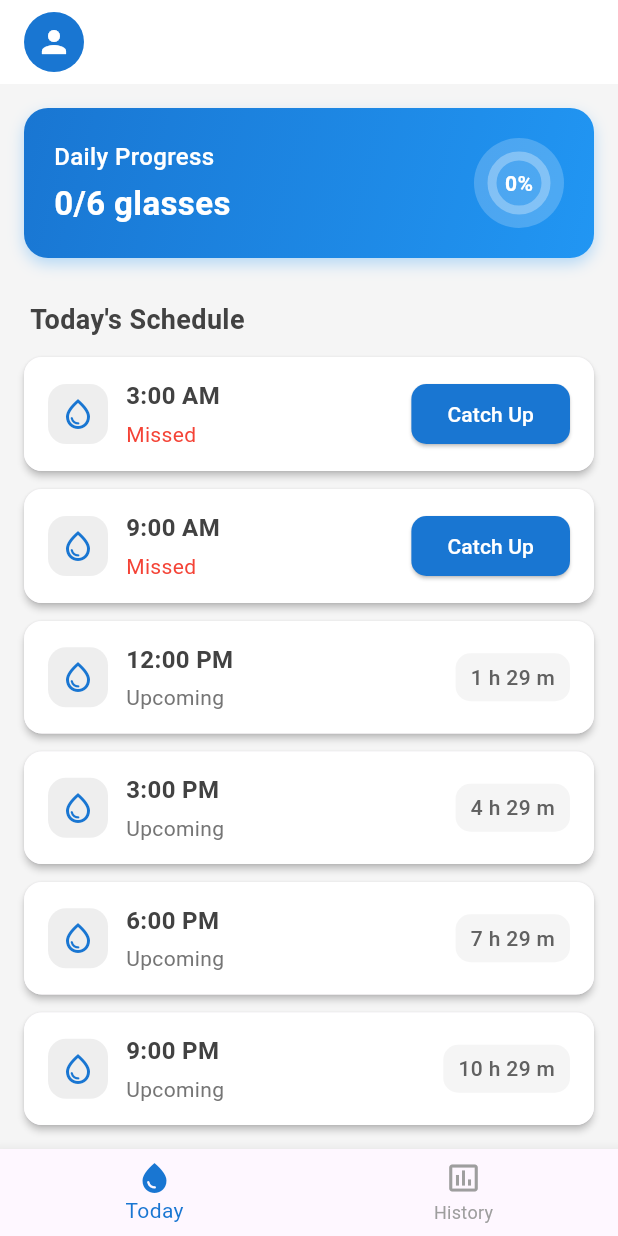
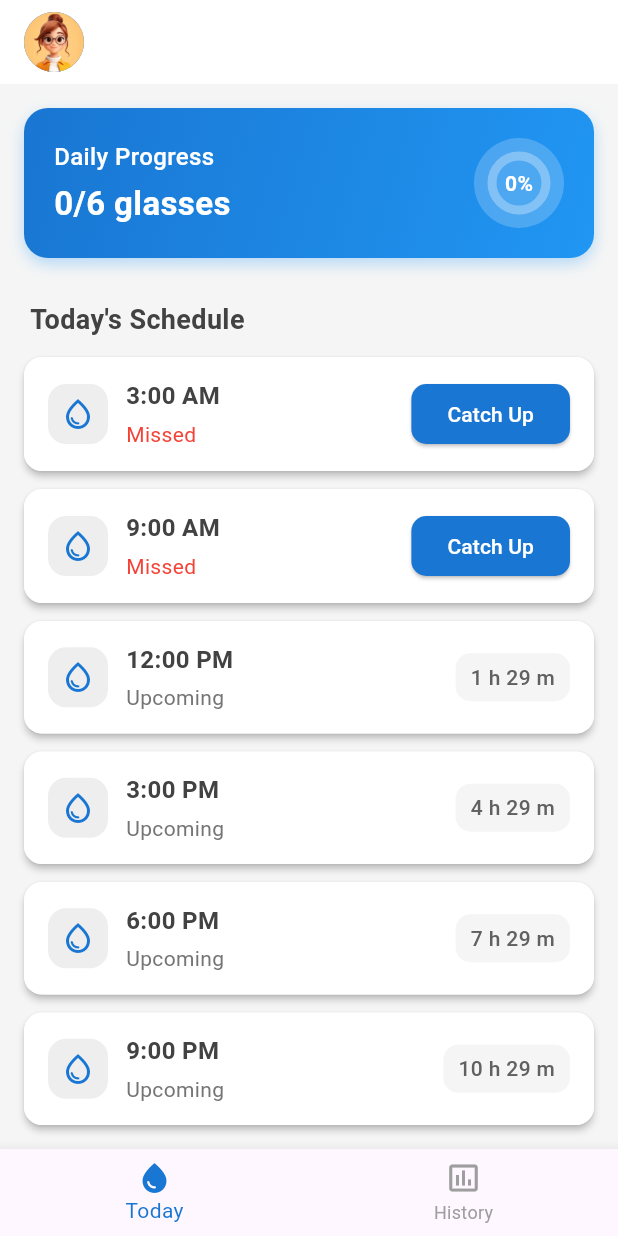
Before and after one commit to MahmoudShawky1612/agua-app, a Flutter app: the HomeScreen screen opened directly with empty values, on a phone screen of 412 x 824 dp. Run offline on Flutter 3.47's test engine with Material 3 defaults, Android fonts, the phone set to English and light mode, and no system bars; our stand-ins replace flutter_bloc, google_fonts, shared_preferences; accounts and stored records are empty.

Commit message:
circle avatar, app icon and name modifications

```diff
--- a/lib/Features/History/Data/Service/api_handler.dart
+++ b/lib/Features/History/Data/Service/api_handler.dart
@@ -3,7 +3,7 @@ import 'package:http/http.dart' as http;
 import '../../../History/Data/Model/drink_model.dart';
 
 class HistoryService {
-  final String baseUrl = "https://679c-154-238-130-209.ngrok-free.app/api/v1/drink";
+  final String baseUrl = "https://d85f-217-55-63-49.ngrok-free.app/api/v1/drink";
 
   Future<List<DrinksModel>> getDrinks(int userId) async {
     final url = Uri.parse('$baseUrl/get-drinks/$userId');
--- a/lib/Features/History/Data/Service/user_api_handler.dart
+++ b/lib/Features/History/Data/Service/user_api_handler.dart
@@ -4,7 +4,7 @@ import 'package:aguaapplication/Features/LogIn/Data/Model/user_model.dart';
 import 'package:http/http.dart' as http;
 
 class UserService {
-  final String baseUrl = "https://679c-154-238-130-209.ngrok-free.app/api/v1/user";
+  final String baseUrl = "https://d85f-217-55-63-49.ngrok-free.app/api/v1/user";
 
   Future<UserModel> getUser(int userId) async {
     final url = Uri.parse('$baseUrl/get-user/$userId');
--- a/lib/Features/Home/Data/Service/api_handler.dart
+++ b/lib/Features/Home/Data/Service/api_handler.dart
@@ -4,7 +4,7 @@ import '../Model/drink_model.dart';
 import 'package:http/http.dart' as http;
 
 class AddDrinkService{
-  final String baseUrl = "https://679c-154-238-130-209.ngrok-free.app/api/v1/drink";
+  final String baseUrl = "https://d85f-217-55-63-49.ngrok-free.app/api/v1/drink";
 
   Future<DrankModel> addDrink (int userId)async {
     final url = Uri.parse('$baseUrl/add-drink/${userId}');
--- a/lib/Features/Home/Presentation/Presentation/Views/home_screen.dart
+++ b/lib/Features/Home/Presentation/Presentation/Views/home_screen.dart
@@ -10,8 +10,9 @@ import 'package:aguaapplication/Features/Home/Presentation/Presentation/Manager/
 class HomeScreen extends StatefulWidget {
   final String username;
   final int userId;
+  final String gender;
 
-  const HomeScreen({Key? key, required this.username, required this.userId}) : super(key: key);
+  const HomeScreen({Key? key, required this.username, required this.userId, required this.gender}) : super(key: key);
 
   @override
   _HomeScreenState createState() => _HomeScreenState();
@@ -115,14 +116,14 @@ class _HomeScreenState extends State<HomeScreen> {
       create: (context) => AddDrinkCubit(AddDrinkService()),
       child: Scaffold(
         backgroundColor: Colors.grey[100],
-        appBar: _buildAppBar(),
+        appBar: _buildAppBar(widget.gender),
         body: _selectedIndex == 0 ? _buildHomeBody() : HistoryScreen(userId: widget.userId),
         bottomNavigationBar: _buildBottomNavBar(),
       ),
     );
   }
 
-  PreferredSizeWidget _buildAppBar() {
+  PreferredSizeWidget _buildAppBar(String gender) {
     return AppBar(
       elevation: 0,
       backgroundColor: Colors.white,
@@ -130,8 +131,16 @@ class _HomeScreenState extends State<HomeScreen> {
         children: [
           CircleAvatar(
             backgroundColor: Colors.blue[700],
-            child: const Icon(Icons.person, color: Colors.white),
+            radius: 20,
+            child: ClipOval(
+              child: Image.asset(
+              gender== 'Male'?  "assets/images/avatar.jpg" : "assets/images/8c6ddb5fe6600fcc4b183cb2ee228eb7.jpg",
+                fit: BoxFit.contain,
+
+              ),
+            ),
           ),
+
           const SizedBox(width: 10),
           Text(
             widget.username,
--- a/lib/Features/LogIn/Data/Service/api_handler.dart
+++ b/lib/Features/LogIn/Data/Service/api_handler.dart
@@ -4,7 +4,7 @@ import 'package:aguaapplication/Features/LogIn/Data/Model/user_model.dart';
 import 'package:http/http.dart' as http;
 
 class LogInService{
-  final String baseUrl = "https://679c-154-238-130-209.ngrok-free.app/api/v1/user/create-user";
+  final String baseUrl = "https://d85f-217-55-63-49.ngrok-free.app/api/v1/user/create-user";
 
 Future<UserModel?> logIn (String username, String gender)async{
 final url =  Uri.parse(baseUrl);
```
Also changed, not shown: lib/Features/LogIn/Presentation/Views/login.dart (+5 -3 lines), lib/main.dart (+4 -3 lines), pubspec.yaml (+7 -4 lines), assets/images/8c6ddb5fe6600fcc4b183cb2ee228eb7.jpg (added), assets/images/avatar.jpg (added), assets/images/icon.jpg (added), pubspec.lock, 29 other files.
